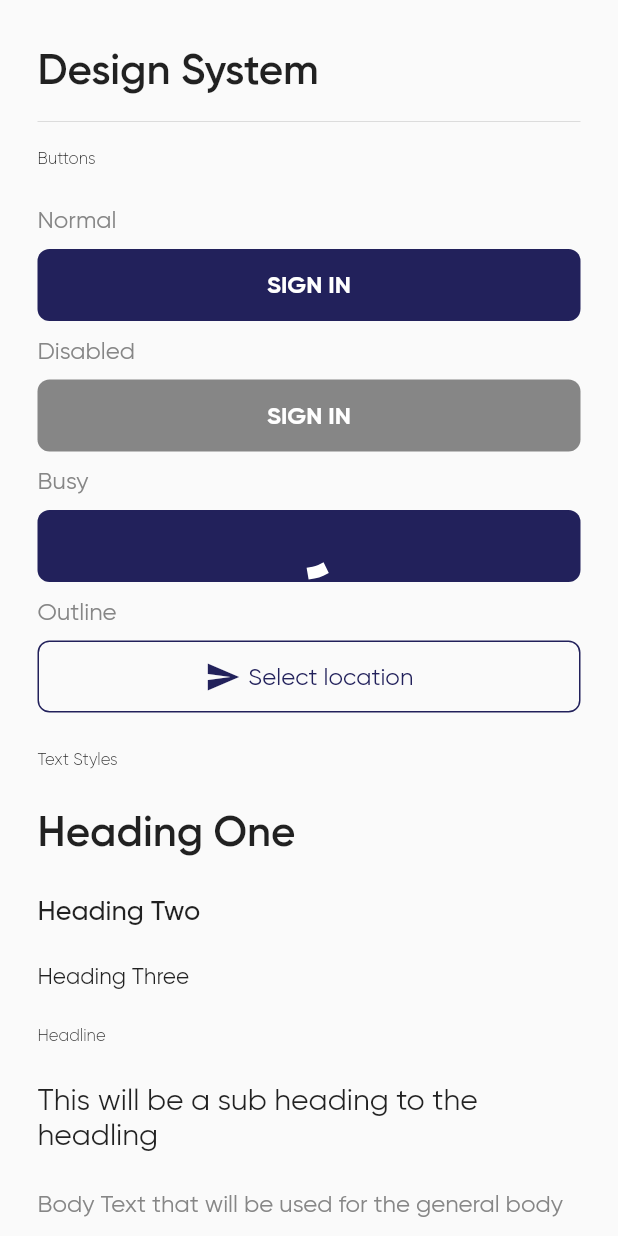
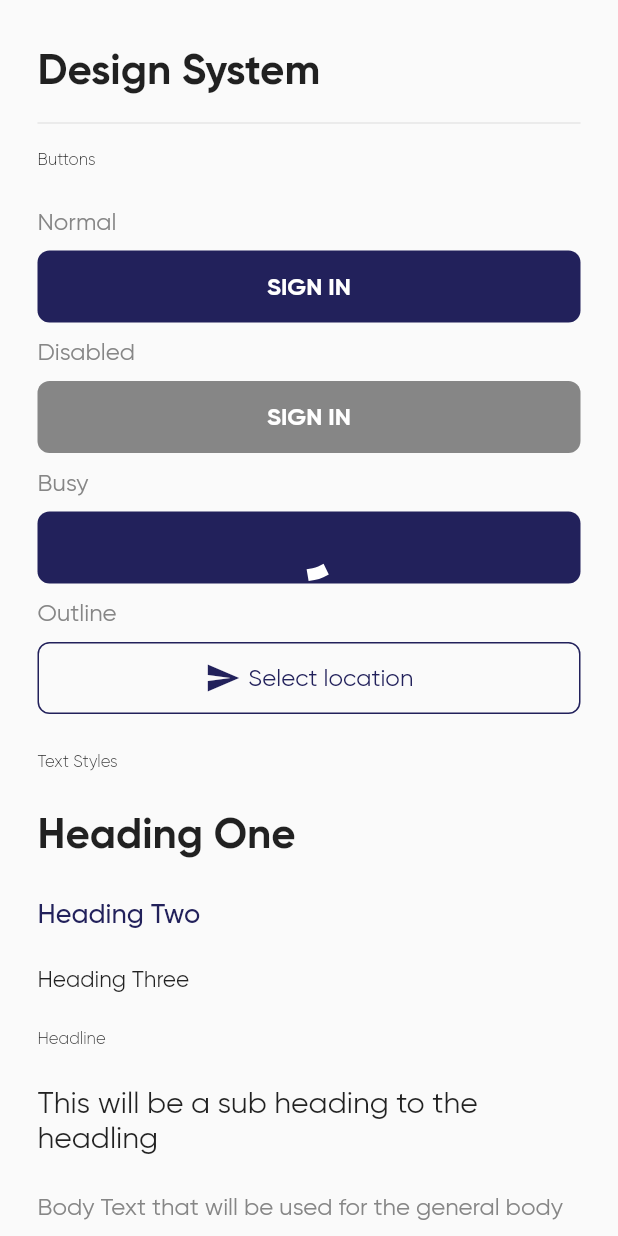
Before and after one commit to bannarisoftwares/Box_UI, a Flutter app: the screen it shows after launch, on a phone screen of 412 x 824 dp. Run offline on Flutter 3.47's test engine with Material 2 defaults, Android fonts, the phone set to English and light mode, and no system bars; our stand-ins replace flutter_svg.

```diff
--- a/lib/src/shared/styles.dart
+++ b/lib/src/shared/styles.dart
@@ -1,4 +1,6 @@
 import 'package:flutter/cupertino.dart';
+
+import '../../box_ui.dart';
 
 // Text Styles
 
@@ -6,12 +8,13 @@ import 'package:flutter/cupertino.dart';
 // fonts
 const TextStyle heading1Style = TextStyle(
   fontSize: 28,
-  fontWeight: FontWeight.w600,
+  fontWeight: FontWeight.w700,
 );
 
 const TextStyle heading2Style = TextStyle(
   fontSize: 18,
   fontWeight: FontWeight.w500,
+  color: kcPrimaryColor
   // fontStyle: FontStyle.normal
 );
 
```
